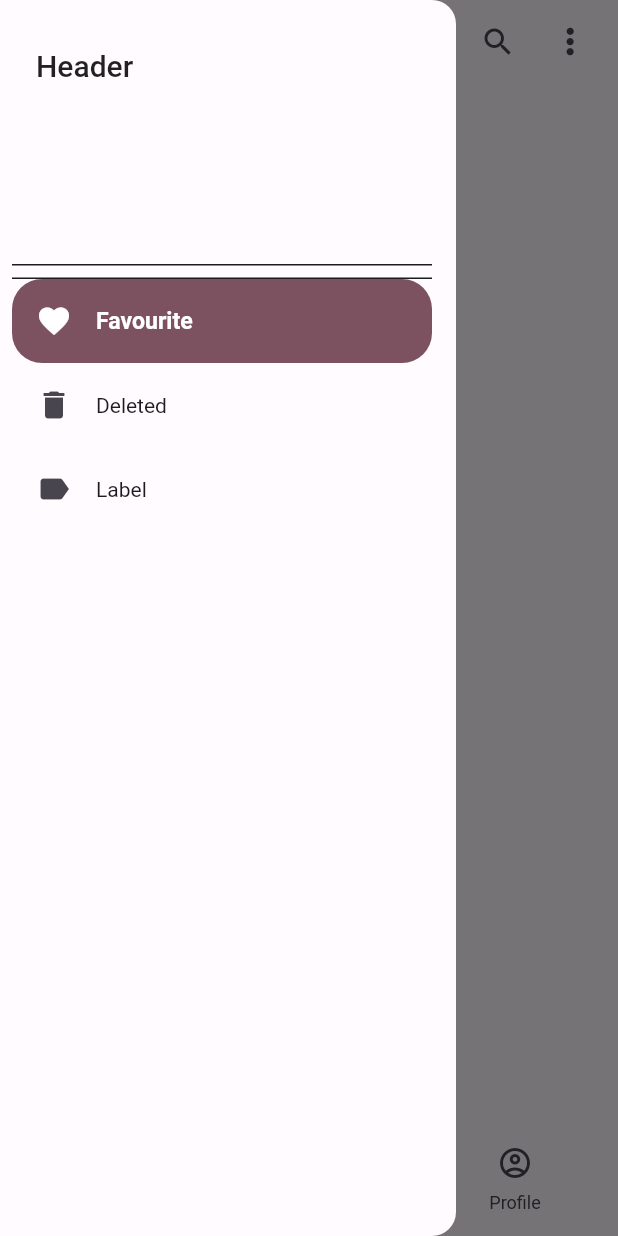
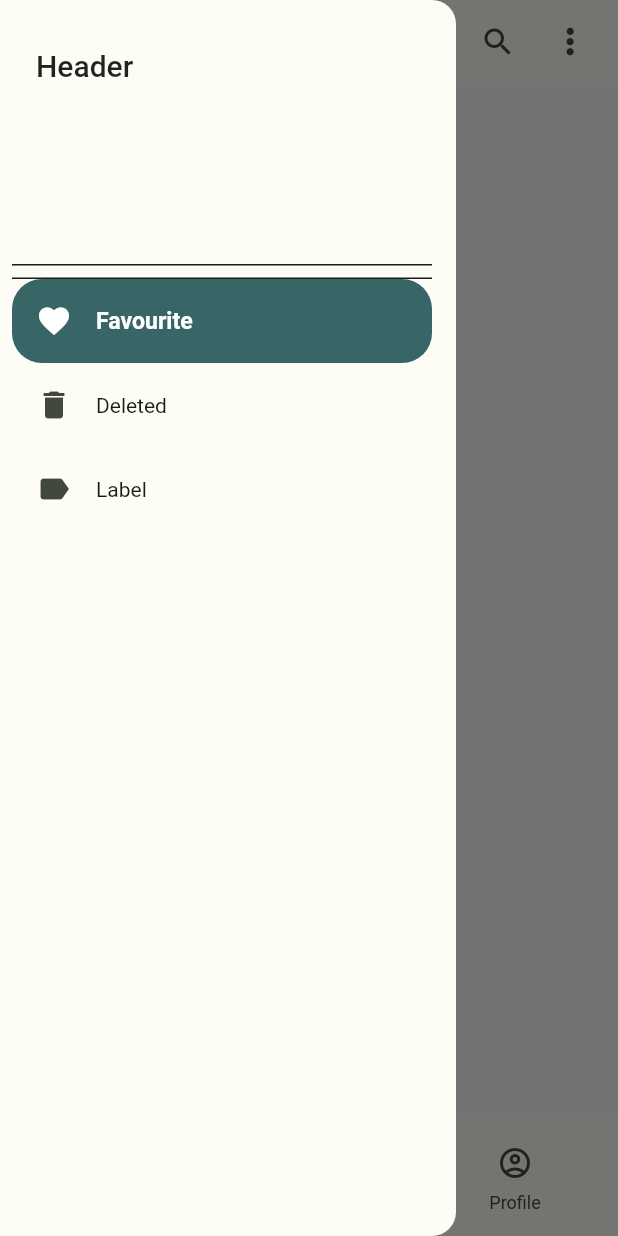
Before and after one commit to conteluca/cryptoapp, a Flutter app: the screen it shows after launch, with the side drawer open, on a phone screen of 412 x 824 dp. Run offline on Flutter 3.47's test engine with Material 2 defaults, Android fonts, the phone set to English and light mode, and no system bars; our stand-ins replace cached_network_image, firebase_auth, firebase_core, font_awesome_flutter, google_fonts, lottie; missing offline and left inert: coingecko_api; accounts and stored records are empty.

Commit message:
initial commit

```diff
--- a/lib/components/mySearchDelegate.dart
+++ b/lib/components/mySearchDelegate.dart
@@ -4,6 +4,8 @@ import 'package:cryptoapp/components/crypto_details.dart';
 import 'package:cryptoapp/components/listItem.dart';
 import 'package:cryptoapp/components/openContainerWrapper.dart';
 import 'package:flutter/material.dart';
+
+import '../constant/data.dart';
 
 class MySearchDelegate extends SearchDelegate {
   final ContainerTransitionType transitionType = ContainerTransitionType.fade;
@@ -61,16 +63,17 @@ class MySearchDelegate extends SearchDelegate {
           onClosed: (data) => print("closed"),
           child: CryptoDetails(
             market: suggestion,
+            currencyData: currencyData,
           ),
         );
       },
     );
   }
 
-  MySearchDelegate(this.markets);
+  MySearchDelegate(this.markets, this.currencyData);
 
   final List<Market> markets;
-
+  final CurrencyData currencyData;
   @override
   Widget buildResults(BuildContext context) {
     // TODO: implement buildResults
--- a/lib/constant/theme.dart
+++ b/lib/constant/theme.dart
@@ -19,11 +19,11 @@ class LightTheme extends CustomTheme {
       colorScheme: lightColorScheme,
       useMaterial3: true,
       pageTransitionsTheme: kPageTransitionsTheme,
-      scaffoldBackgroundColor: lightColorScheme.background,
+      // scaffoldBackgroundColor: lightColorScheme.background,
       visualDensity: VisualDensity.adaptivePlatformDensity,
-      buttonTheme: Theme.of(context).buttonTheme.copyWith(
-            highlightColor: lightColorScheme.onPrimaryContainer,
-          ),
+      // buttonTheme: Theme.of(context).buttonTheme.copyWith(
+      //       highlightColor: lightColorScheme.onPrimaryContainer,
+      //     ),
     );
   }
 }
@@ -37,11 +37,12 @@ class DarkTheme extends CustomTheme {
       colorScheme: darkColorScheme,
       useMaterial3: true,
       pageTransitionsTheme: kPageTransitionsTheme,
-      scaffoldBackgroundColor: darkColorScheme.background,
+      // scaffoldBackgroundColor: darkColorScheme.background,
       visualDensity: VisualDensity.adaptivePlatformDensity,
-      buttonTheme: Theme.of(context).buttonTheme.copyWith(
-            highlightColor: darkColorScheme.onPrimaryContainer,
-          ),
+
+      // buttonTheme: Theme.of(context).buttonTheme.copyWith(
+      //       highlightColor: darkColorScheme.onPrimaryContainer,
+      //     ),
     );
   }
 }
--- a/lib/screen/discover.dart
+++ b/lib/screen/discover.dart
@@ -23,13 +23,12 @@ class Discover extends StatefulWidget {
 
 class _DiscoverState extends State<Discover> {
   late Service _service;
-  String vsCurrency = "usd";
+  CurrencyData _currencyData = const CurrencyData();
   bool isLoading = false;
-  String currencySymbol = "\$";
 
   @override
   void initState() {
-    _service = Service(loadData, vsCurrency);
+    _service = Service(loadData, _currencyData.code);
     _service.getCoinList();
     super.initState();
   }
@@ -39,6 +38,8 @@ class _DiscoverState extends State<Discover> {
     return NestedScrollView(
       headerSliverBuilder: _buildHeader,
       body: RefreshIndicator(
+        backgroundColor: Theme.of(context).colorScheme.primaryContainer,
+        color: Theme.of(context).colorScheme.onPrimaryContainer,
         onRefresh: _onRefresh,
         child: isLoading
             ? const Center(child: CircularProgressIndicator())
@@ -50,10 +51,13 @@ class _DiscoverState extends State<Discover> {
                       transitionType: widget.transitionType,
                       closedBuilder: (context, action) => ListItem(
                         market: _service.market[index],
-                        toCurrencySymbol: currencySymbol,
+                        toCurrencySymbol: _currencyData.symbol,
                       ),
                       onClosed: (data) => print("closed"),
-                      child: CryptoDetails(market: _service.market[index]),
+                      child: CryptoDetails(
+                        market: _service.market[index],
+                        currencyData: _currencyData,
+                      ),
                     )),
       ),
     );
@@ -99,7 +103,7 @@ class _DiscoverState extends State<Discover> {
   }
 
   void search() =>
-      showSearch(context: context, delegate: MySearchDelegate(_service.market));
+      showSearch(context: context, delegate: MySearchDelegate(_service.market,_currencyData));
 
   void _showBottomModal() {
     showModalBottomSheet<void>(
@@ -112,8 +116,7 @@ class _DiscoverState extends State<Discover> {
 
   _changeCurrency(CurrencyData e) {
     setState(() {
-      vsCurrency = e.code;
-      currencySymbol = e.symbol;
+      _currencyData = e;
     });
     _service.setCurrency(e.code);
     _service.getCoinList();
--- a/pubspec.yaml
+++ b/pubspec.yaml
@@ -42,6 +42,7 @@ dependencies:
   font_awesome_flutter: ^10.1.0
   lottie: ^1.4.1
   coingecko_api: ^1.0.2+2
+  cached_network_image: ^3.2.1
 
 dev_dependencies:
   flutter_test:
```
Also changed, not shown: lib/components/crypto_details.dart (+8 -5 lines), lib/components/listItem.dart (+10 -3 lines), lib/constant/data.dart (+38 -8 lines), lib/constant/color_schemes.g.dart, lib/firebase_options.dart, pubspec.lock, 1 other file.
